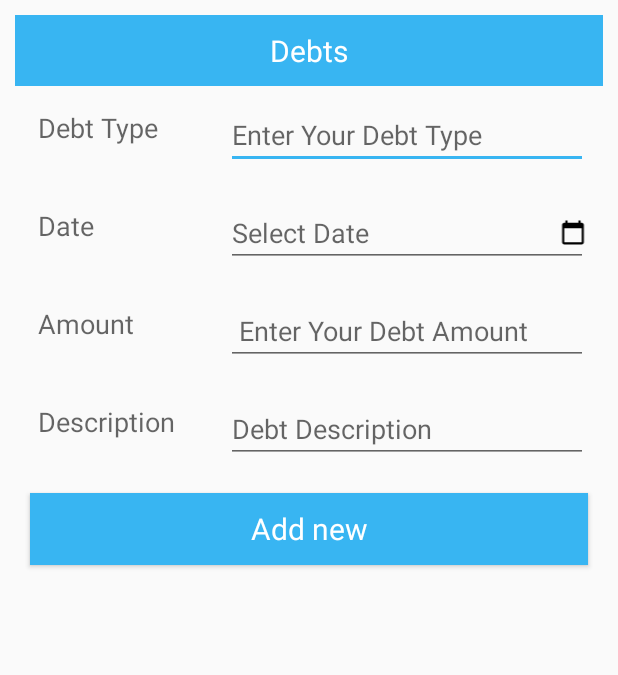
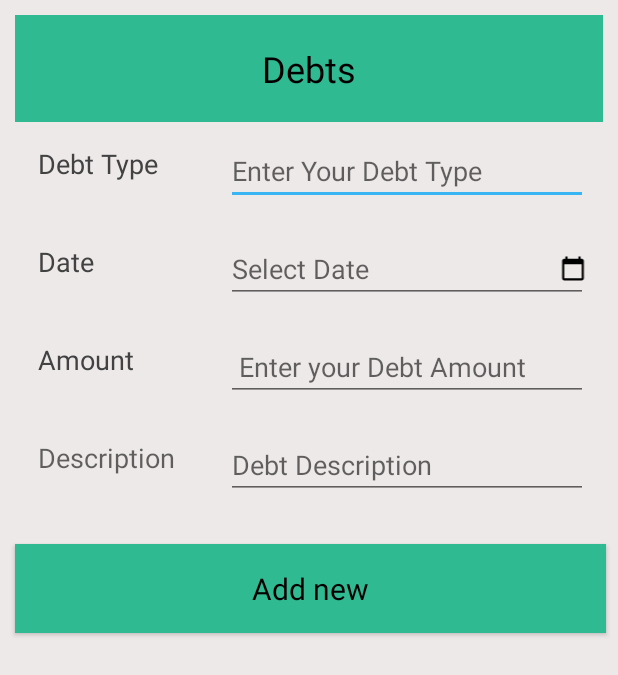
Before and after one commit to Seshmi/Seshmi-Alpha-Girls-WalletCal-Income-App-, an Android app: the layout activity_adddebt.xml on its own in the app's theme, with its tools: preview values and no code run, on a phone screen of 412 x 824 dp. Shown: the top 675 px of the screen. Run offline under Robolectric (Android 15) with nearby library versions, the phone set to English and light mode, and no system bars; Roboto replaces fonts that are not available here.

Commit message:
design the debt function

```diff
--- /dev/null
+++ b/app/src/main/java/com/example/WalletCal/DebtListActivity.java
@@ -0,0 +1,6 @@
+package com.example.WalletCal;
+
+import android.app.Activity;
+
+public class DebtListActivity extends Activity {
+}
--- a/app/src/main/res/layout/activity_adddebt.xml
+++ b/app/src/main/res/layout/activity_adddebt.xml
@@ -1,8 +1,9 @@
 <?xml version="1.0" encoding="utf-8"?>
 <LinearLayout xmlns:android="http://schemas.android.com/apk/res/android"
+    xmlns:app="http://schemas.android.com/apk/res-auto"
     android:layout_width="match_parent"
     android:layout_height="match_parent"
-    xmlns:app="http://schemas.android.com/apk/res-auto"
+    android:background="@color/Snow"
     android:orientation="vertical">
 
     <ScrollView
@@ -19,23 +20,21 @@
 
             <TextView
                 android:layout_width="match_parent"
-                android:layout_height="wrap_content"
-                android:background="@color/colorAccent"
+                android:layout_height="71dp"
+                android:background="#30ba92"
                 android:gravity="center"
                 android:padding="10dp"
                 android:text="Debts"
                 android:textAppearance="@style/TextAppearance.AppCompat.Medium"
-                android:textColor="@android:color/white"
-                android:textSize="20sp" />
-
-
+                android:textColor="?android:attr/colorForeground"
+                android:textSize="24sp" />
 
 
             <LinearLayout
                 android:layout_width="match_parent"
                 android:layout_height="wrap_content"
-                     android:orientation="horizontal"
-                     android:baselineAligned="false">
+                android:baselineAligned="false"
+                android:orientation="horizontal">
 
                 <RelativeLayout
                     android:layout_width="0dp"
@@ -53,7 +52,8 @@
                         android:layout_marginBottom="10dp"
                         android:padding="5dp"
                         android:text="Debt Type"
-                             android:textAppearance="@style/TextAppearance.AppCompat.Medium" />
+                        android:textAppearance="@style/TextAppearance.AppCompat.Medium"
+                        android:textColor="@color/cardview_dark_background" />
 
 
                 </RelativeLayout>
@@ -66,7 +66,7 @@
 
                     <EditText
 
-                             android:id="@+id/debt_type"
+                        android:id="@+id/cus_name"
                         android:layout_width="match_parent"
                         android:layout_height="wrap_content"
                         android:layout_marginStart="10dp"
@@ -76,7 +76,8 @@
                         android:layout_marginRight="10dp"
                         android:layout_marginBottom="10dp"
 
-                             android:hint="Enter Your Debt Type" /> >
+                        android:hint="Enter Your Debt Type" />
+                    >
 
 
                 </RelativeLayout>
@@ -86,8 +87,8 @@
             <LinearLayout
                 android:layout_width="match_parent"
                 android:layout_height="wrap_content"
-                android:orientation="horizontal"
-                android:baselineAligned="false">
+                android:baselineAligned="false"
+                android:orientation="horizontal">
 
                 <RelativeLayout
                     android:layout_width="0dp"
@@ -105,11 +106,12 @@
                         android:layout_marginBottom="10dp"
                         android:padding="5dp"
                         android:text="Date"
-                        android:textAppearance="@style/TextAppearance.AppCompat.Medium" />
-
+                        android:textAppearance="@style/TextAppearance.AppCompat.Medium"
+                        android:textColor="@color/cardview_dark_background" />
 
 
                 </RelativeLayout>
+
                 <RelativeLayout
                     android:layout_width="0dp"
                     android:layout_height="wrap_content"
@@ -117,7 +119,7 @@
 
 
                     <EditText
-                        android:id="@+id/debt_date"
+                        android:id="@+id/debt_duedate"
                         android:layout_width="match_parent"
                         android:layout_height="wrap_content"
                         android:layout_marginStart="10dp"
@@ -129,7 +131,6 @@
                         android:hint="Select Date"
                         android:inputType="datetime"
                         android:textColor="@color/theme_debt" />
-
 
 
                     <ImageView
@@ -144,7 +145,6 @@
                         app:srcCompat="@drawable/ic_calendar_foreground" />
 
 
-
                 </RelativeLayout>
 
             </LinearLayout>
@@ -153,8 +153,8 @@
             <LinearLayout
                 android:layout_width="match_parent"
                 android:layout_height="wrap_content"
-                android:orientation="horizontal"
-                android:baselineAligned="false">
+                android:baselineAligned="false"
+                android:orientation="horizontal">
 
                 <RelativeLayout
                     android:layout_width="0dp"
@@ -172,10 +172,12 @@
                         android:layout_marginBottom="10dp"
                         android:padding="5dp"
                         android:text="Amount"
-                        android:textAppearance="@style/TextAppearance.AppCompat.Medium" />
+                        android:textAppearance="@style/TextAppearance.AppCompat.Medium"
+                        android:textColor="@color/cardview_dark_background" />
 
 
                 </RelativeLayout>
+
                 <RelativeLayout
                     android:layout_width="0dp"
                     android:layout_height="wrap_content"
@@ -192,12 +194,11 @@
                         android:layout_marginEnd="10dp"
                         android:layout_marginRight="10dp"
                         android:layout_marginBottom="10dp"
-                        android:hint=" Enter Your Debt Amount"
+                        android:hint=" Enter your Debt Amount"
                         android:inputType="numberDecimal">
 
 
                     </EditText>
-
 
 
                 </RelativeLayout>
@@ -208,8 +209,8 @@
             <LinearLayout
                 android:layout_width="match_parent"
                 android:layout_height="wrap_content"
-                android:orientation="horizontal"
-                android:baselineAligned="false">
+                android:baselineAligned="false"
+                android:orientation="horizontal">
 
                 <RelativeLayout
                     android:layout_width="0dp"
@@ -227,11 +228,11 @@
                         android:layout_marginBottom="10dp"
                         android:padding="5dp"
                         android:text="Description"
-                        android:textAppearance="@style/TextAppearance.AppCompat.Medium"/>
-
+                        android:textAppearance="@style/TextAppearance.AppCompat.Medium" />
 
 
                 </RelativeLayout>
+
                 <RelativeLayout
                     android:layout_width="0dp"
                     android:layout_height="wrap_content"
@@ -239,7 +240,7 @@
 
 
                     <EditText
-                        android:id="@+id/debt_dedscription"
+                        android:id="@+id/debt_desc"
                         android:layout_width="match_parent"
                         android:layout_height="wrap_content"
                         android:layout_marginStart="10dp"
@@ -252,7 +253,6 @@
 
 
                     </EditText>
-
 
 
                 </RelativeLayout>
@@ -270,28 +270,7 @@
                     android:layout_weight="1">
 
 
-                <Button
-                    android:id="@+id/btn"
-                    android:layout_width="match_parent"
-                    android:layout_height="wrap_content"
-                    android:layout_marginStart="10dp"
-                    android:layout_marginLeft="10dp"
-                    android:layout_marginTop="10dp"
-                    android:layout_marginEnd="10dp"
-                    android:layout_marginRight="10dp"
-                    android:layout_marginBottom="10dp"
-                    android:background="@color/colorAccent"
-                    android:shadowColor="@color/blueish_shadows"
-                    android:text="Add new"
-                    android:textAppearance="@style/TextAppearance.AppCompat"
-                    android:textColor="@android:color/white"
-                    android:textSize="20sp" />
-
-
-
-
                 </RelativeLayout>
-
 
 
             </LinearLayout>
@@ -300,4 +279,21 @@
 
     </ScrollView>
 
+    <Button
+        android:id="@+id/btn"
+        android:layout_width="394dp"
+        android:layout_height="59dp"
+        android:layout_marginStart="10dp"
+        android:layout_marginLeft="10dp"
+        android:layout_marginTop="10dp"
+        android:layout_marginEnd="10dp"
+        android:layout_marginRight="10dp"
+        android:layout_marginBottom="10dp"
+        android:background="#30ba92"
+        android:shadowColor="@color/blueish_shadows"
+        android:text="Add new"
+        android:textAppearance="@style/TextAppearance.AppCompat"
+        android:textColor="@android:color/background_dark"
+        android:textSize="20sp" />
+
 </LinearLayout>
--- a/app/src/main/res/values/colors.xml
+++ b/app/src/main/res/values/colors.xml
@@ -23,4 +23,5 @@
     <color name="Steel_Blue">#4682b4</color>
     <color name="Sky_Blue">#87ceeb</color>
     <color name="Snow">#eee9e9</color>
+    <color name="debt">#30BA92</color>
 </resources>
```
Also changed, not shown: app/src/main/res/layout/activity_debtlist.xml (+20 -19 lines), app/src/main/res/layout/activity_update.xml (+32 -44 lines), app/src/main/res/layout/view_layout.xml (added, +85 -0 lines), app/src/main/res/debt image.png (added), app/src/main/res/drawable/imageN.png (added), app/src/main/res/drawable/imaged.png (added), app/src/main/res/drawable/imagek.png (added), app/src/main/res/drawable/imagel.png (added), app/src/main/res/drawable/imagem.png (added), app/src/main/res/drawable/imagep.png (added), 1 other file. Lines whose indentation alone changed are shown as unchanged.
